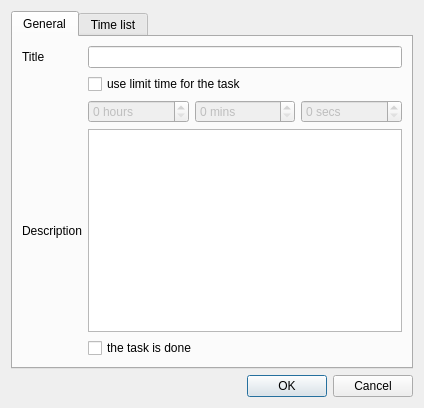
Qt form src/gui/taskeditdialog.ui (AlekseyDurachenko/tomatotasktracker-desktop) before a commit.
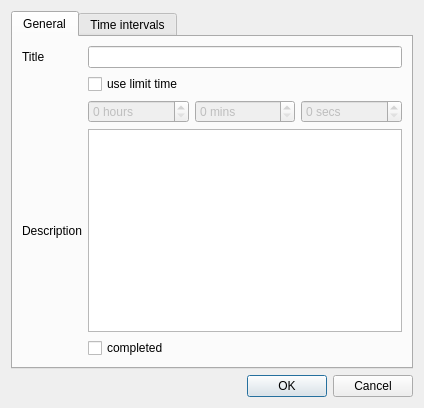
The same form after that commit.

The edit to the form file:
```diff
--- a/src/gui/taskeditdialog.ui
+++ b/src/gui/taskeditdialog.ui
@@ -90,14 +90,14 @@
        <item row="1" column="1">
         <widget class="QCheckBox" name="useTimeLimit_checkBox">
          <property name="text">
-          <string>use limit time for the task</string>
+          <string>use limit time</string>
          </property>
         </widget>
        </item>
        <item row="4" column="1">
         <widget class="QCheckBox" name="done_checkBox">
          <property name="text">
-          <string>the task is done</string>
+          <string>completed</string>
          </property>
         </widget>
        </item>
@@ -105,7 +105,7 @@
      </widget>
      <widget class="QWidget" name="timeList_tab">
       <attribute name="title">
-       <string>Time list</string>
+       <string>Time intervals</string>
       </attribute>
       <layout class="QHBoxLayout" name="horizontalLayout_2">
        <item>
```
Left out of the diff: 4 changed lines with no effect on the pictures.
